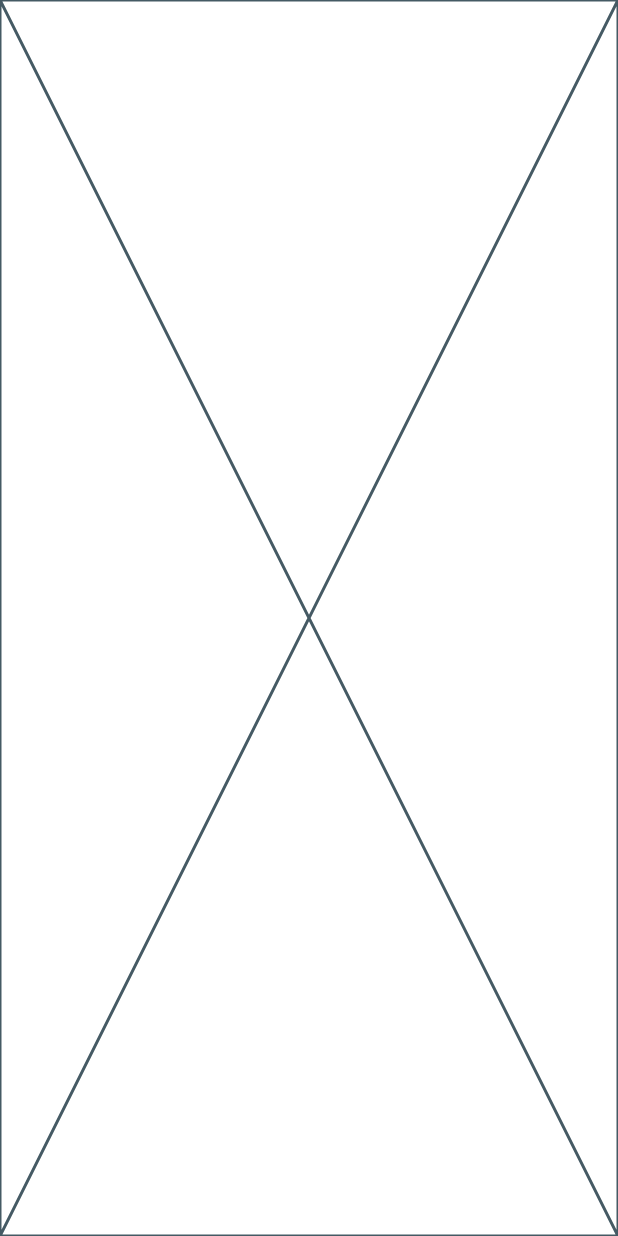
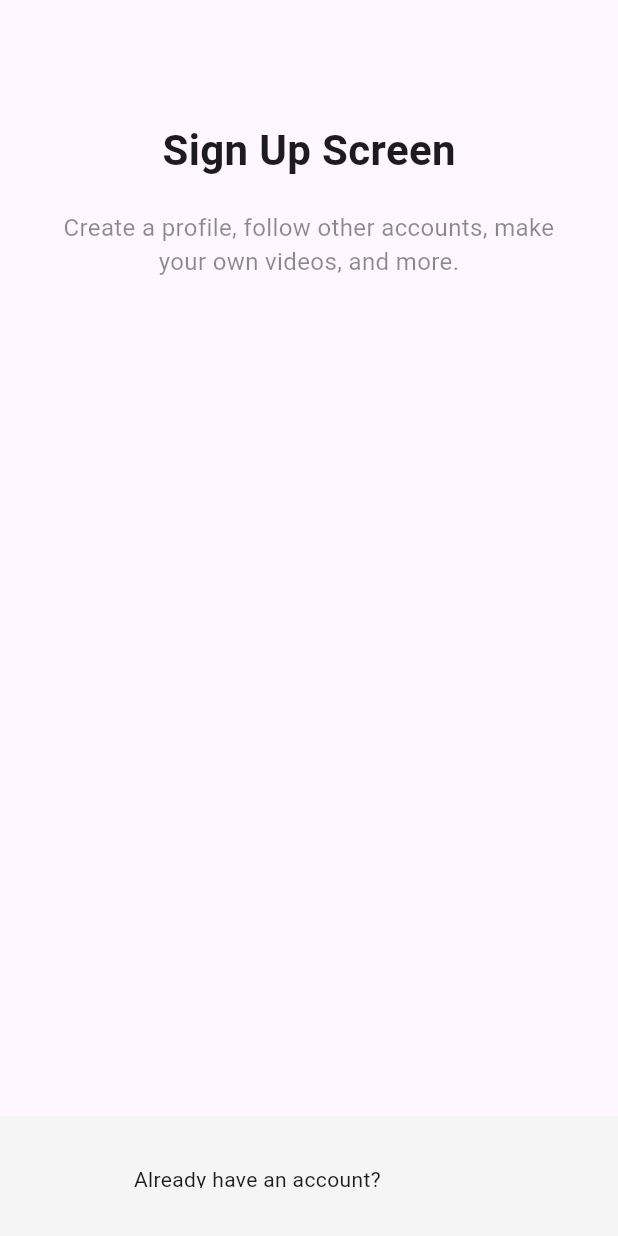
Before and after one commit to jrsky723/tiktok_clone, a Flutter app: the screen it shows after launch, on a phone screen of 412 x 824 dp. Run offline on Flutter 3.47's test engine with Material 3 defaults, Android fonts, the phone set to English and light mode, and no system bars.

Commit message:
# 4.0 Sign Up Screen
- Scaffold에 widget을 넣어야 Text속성을 사용할 수 있다.
- ios 시뮬레이터에선 카메라가 작동하지 않는다. 따라서 안드로이드 시뮬레이터를 사용해야 한다.
- SafeArea는 화면의 상단과 하단에 있는 노치를 제외한 영역을 의미한다.
- 모든 text에 사이즈를 지정해주는 것은 좋지 않다. 따라서 Theme을 사용한다.

```diff
--- a/lib/main.dart
+++ b/lib/main.dart
@@ -1,6 +1,4 @@
 import 'package:flutter/material.dart';
-import 'package:tiktok_clone/constants/gaps.dart';
-import 'package:tiktok_clone/constants/sizes.dart';
 import 'package:tiktok_clone/screens/sign_up/sign_up_screen.dart';
 
 void main() {
--- a/lib/screens/sign_up/sign_up_screen.dart
+++ b/lib/screens/sign_up/sign_up_screen.dart
@@ -1,10 +1,67 @@
 import 'package:flutter/material.dart';
+import 'package:tiktok_clone/constants/gaps.dart';
+import 'package:tiktok_clone/constants/sizes.dart';
 
 class SignUpScreen extends StatelessWidget {
   const SignUpScreen({super.key});
 
   @override
   Widget build(BuildContext context) {
-    return const Placeholder();
+    return Scaffold(
+      body: const SafeArea(
+        child: Padding(
+          padding: EdgeInsets.symmetric(
+            horizontal: Sizes.size40,
+          ),
+          child: Column(
+            children: [
+              Gaps.v80,
+              Text(
+                'Sign Up Screen',
+                style: TextStyle(
+                  fontSize: Sizes.size28,
+                  fontWeight: FontWeight.w700,
+                ),
+              ),
+              Gaps.v20,
+              Text(
+                'Create a profile, follow other accounts, make your own videos, and more.',
+                style: TextStyle(
+                  fontSize: Sizes.size16,
+                  color: Colors.black45,
+                ),
+                textAlign: TextAlign.center,
+              ),
+            ],
+          ),
+        ),
+      ),
+      bottomNavigationBar: BottomAppBar(
+        color: Colors.grey.shade100,
+        elevation: 1,
+        child: Padding(
+          padding: const EdgeInsets.symmetric(
+            vertical: Sizes.size20,
+          ),
+          child: Row(
+            mainAxisAlignment: MainAxisAlignment.center,
+            children: [
+              const Text("Already have an account?"),
+              Gaps.h5,
+              TextButton(
+                onPressed: () {},
+                child: Text(
+                  "Log in",
+                  style: TextStyle(
+                    fontWeight: FontWeight.w600,
+                    color: Theme.of(context).primaryColor,
+                  ),
+                ),
+              ),
+            ],
+          ),
+        ),
+      ),
+    );
   }
 }
```
